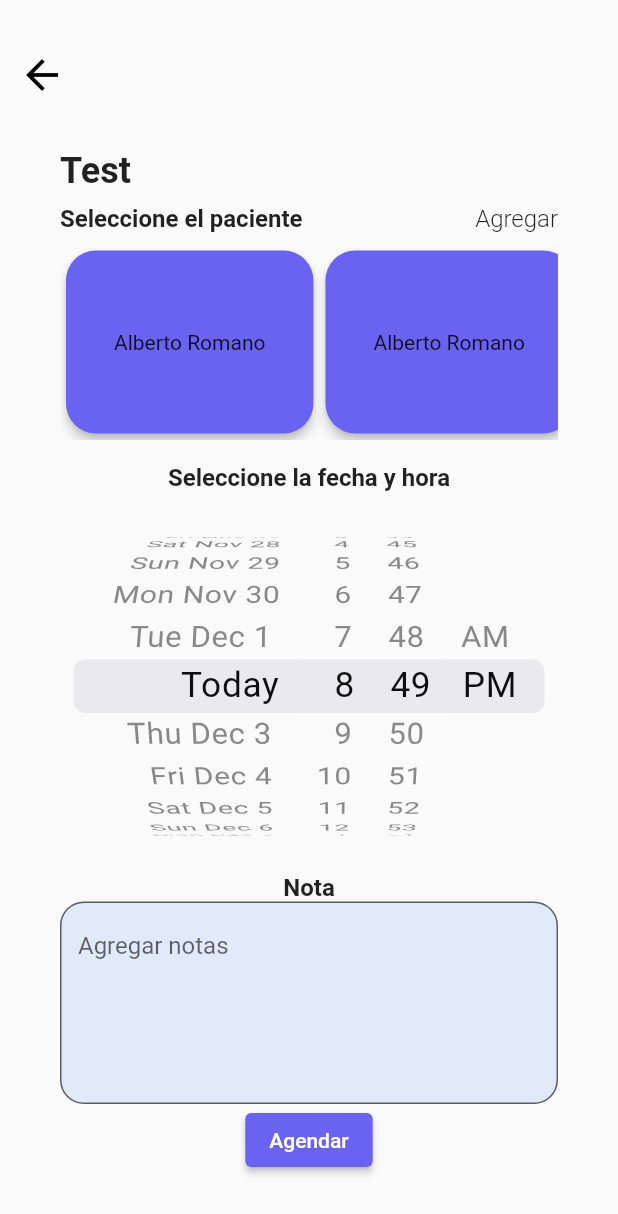
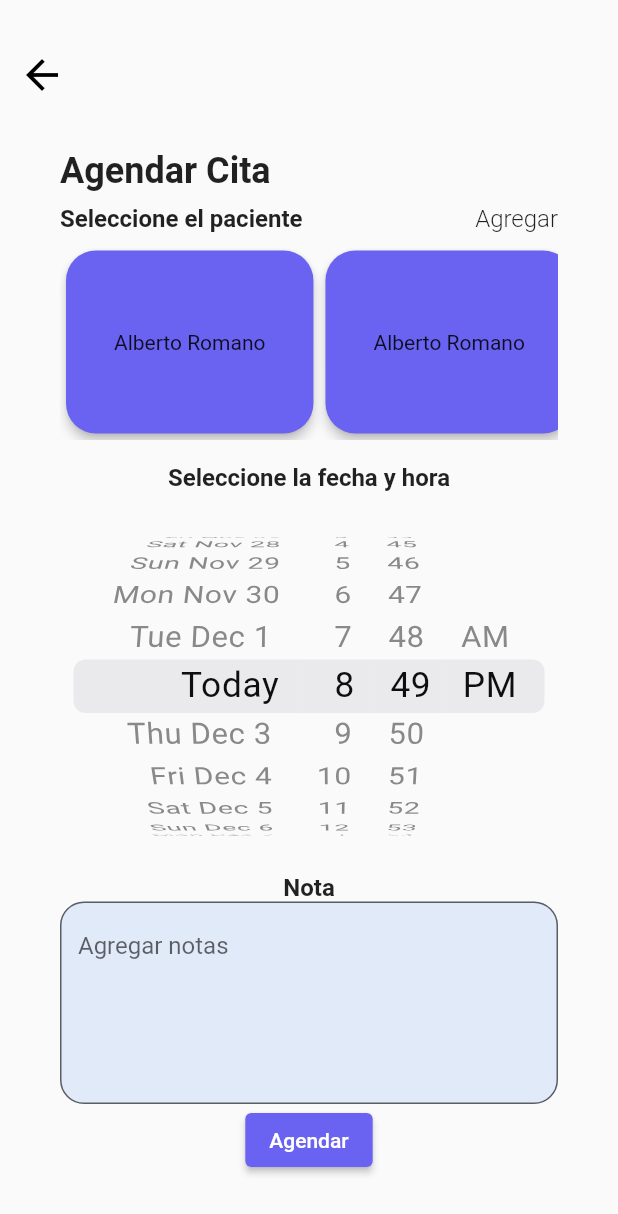
Before and after one commit to Jlsraa/App_CalendarPage, a Flutter app: the ScheduleAppointmentPage screen opened directly, on a phone screen of 412 x 824 dp. Shown: the top 1214 px of the screen. Run offline on Flutter 3.47's test engine with Material 2 defaults, Android fonts, the phone set to English and light mode, and no system bars; our stand-ins replace syncfusion_flutter_calendar; network calls fail.

Commit message:
Quite algo de testing

```diff
--- a/lib/pages/schedule_appointment_page.dart
+++ b/lib/pages/schedule_appointment_page.dart
@@ -11,8 +11,6 @@ class ScheduleAppointmentPage extends StatefulWidget {
 }
 
 class _ScheduleAppointmentPageState extends State<ScheduleAppointmentPage> {
-  String test = "Test";
-
   @override
   Widget build(BuildContext context) {
     return Scaffold(
@@ -38,8 +36,7 @@ class _ScheduleAppointmentPageState extends State<ScheduleAppointmentPage> {
             Row(
               children: [
                 Text(
-                  // "Agendar Cita",
-                  test,
+                  "Agendar Cita",
                   textAlign: TextAlign.start,
                   style: TextStyle(fontSize: 24, fontWeight: FontWeight.bold),
                 ),
```
